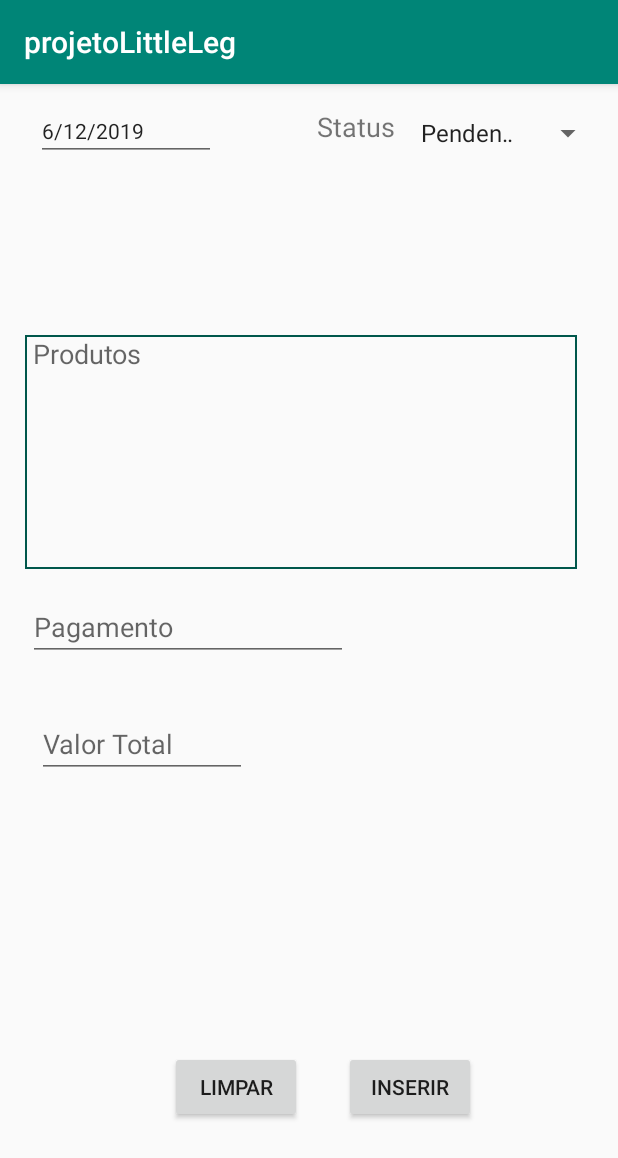
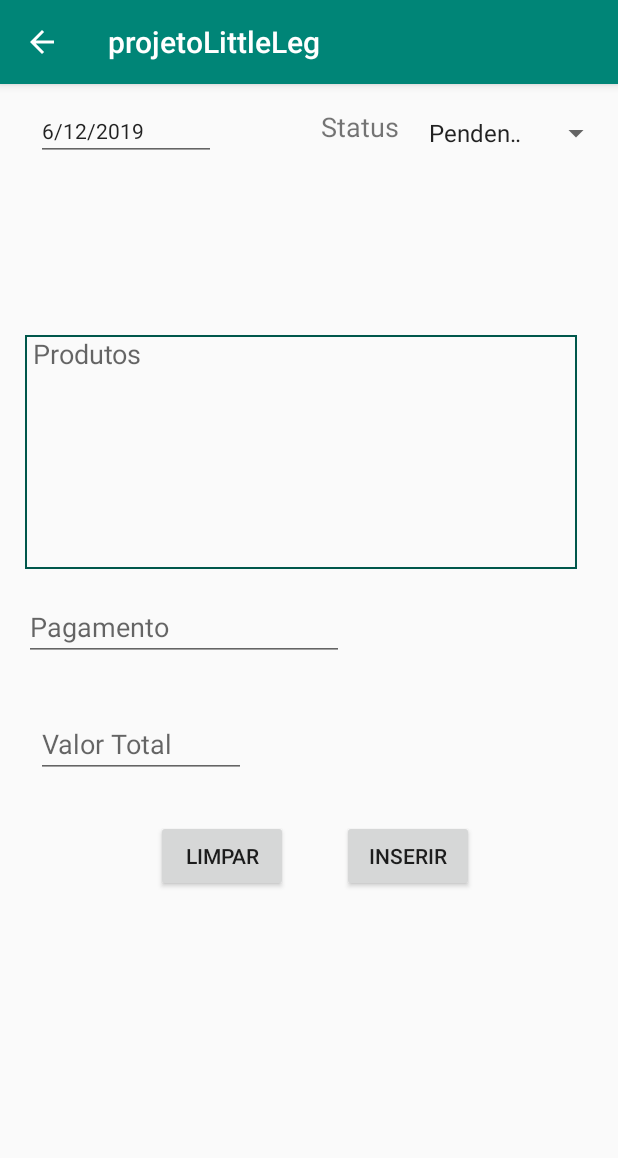
Before and after one commit to ErikNisiStein/LittleLeg, an Android app: the screen it shows after launch (CadastraProdutos), after a tap on "Adicionar", on a phone screen of 412 x 824 dp. Shown: the top 1158 px of the screen. Run offline under Robolectric (Android 15) with nearby library versions, the phone set to English and light mode, and no system bars.

Commit message:
Correções e etapa final

```diff
--- a/app/src/main/java/com/example/projetolittleleg/Adaptador.java
+++ b/app/src/main/java/com/example/projetolittleleg/Adaptador.java
@@ -7,6 +7,7 @@ import android.view.View;
 import android.view.ViewGroup;
 import android.widget.ArrayAdapter;
 import android.widget.CheckBox;
+import android.widget.CompoundButton;
 import android.widget.TextView;
 
 import androidx.annotation.NonNull;
@@ -20,16 +21,21 @@ public class Adaptador extends ArrayAdapter<DAO>
 {
     Context ctx;
     ArrayList<Produto> produtos;
+    MainActivity activity;
+    Arquivados arq;
 
-    public Adaptador (Context ctx, ArrayList<Produto> produtos)
+    public Adaptador (Context ctx, ArrayList<Produto> produtos, MainActivity activity, Arquivados arq)
     {
         super(ctx, R.layout.modelo);
+        this.ctx = ctx;
+        this.activity = activity;
         this.produtos = produtos;
+        this.arq = arq;
     }
 
     @Override
     public int getCount() {
-        return super.getCount();
+        return this.produtos.size();
     }
 
     @NonNull
@@ -53,6 +59,19 @@ public class Adaptador extends ArrayAdapter<DAO>
         status.setText(produto.STATUS);
         CheckBox controle = view.findViewById(R.id.controle);
 
+            controle.setOnCheckedChangeListener(new CompoundButton.OnCheckedChangeListener() {
+                @Override
+                public void onCheckedChanged(CompoundButton buttonView, boolean isChecked) {
+                    if (isChecked) {
+                        if(activity != null) activity.addItemToSelection(produto);
+                        if(arq != null) arq.selecionParaRemocao(produto);
+                    } else {
+                        if(activity != null) activity.removeItemToSelection(produto);
+                        if(arq != null) arq.removerSelecao(produto);
+                    }
+                }
+            });
+
         return view;
     }
 }
--- a/app/src/main/java/com/example/projetolittleleg/DAO.java
+++ b/app/src/main/java/com/example/projetolittleleg/DAO.java
@@ -44,6 +44,7 @@ public class DAO {
     public void removerProduto(Produto prod){
         SQLiteDatabase db = this.bd.getWritableDatabase();
         db.delete(BD.TABELA, BD.ID + " = " + prod.ID, null);
+        db.close();
     }
 
     public void alterarProduto(Produto prod){ContentValues values = new ContentValues();
@@ -63,7 +64,7 @@ public class DAO {
     public ArrayList<Produto> obterListaProdutos(String arq_ou_nao){
         ArrayList<Produto> produtos = new ArrayList<>();
         SQLiteDatabase db = this.bd.getReadableDatabase();
-        Cursor cursor = db.query(BD.TABELA, this.columns, BD.STATUS + " = " + arq_ou_nao, null, null, null, null);
+        Cursor cursor = db.query(BD.TABELA, this.columns, BD.STATUS + " = '" + arq_ou_nao + "'", null, null, null, null);
 
         if(cursor != null && cursor.getCount()>0){
             cursor.moveToFirst();
@@ -74,6 +75,7 @@ public class DAO {
             } while(cursor.moveToNext());
             cursor.close();
         }
+        db.close();
         return produtos;
     }
 }
--- a/app/src/main/java/com/example/projetolittleleg/MainActivity.java
+++ b/app/src/main/java/com/example/projetolittleleg/MainActivity.java
@@ -21,10 +21,13 @@ public class MainActivity extends AppCompatActivity
     Adaptador adap;
     ListView listaProdutos;
     ArrayList<Produto> dadosBanco;
+    ArrayList<Produto> selecionados;
+    Menu menu;
 
     @Override
     public boolean onCreateOptionsMenu(Menu menu)
     {
+        this.menu = menu;
         getMenuInflater().inflate(R.menu.menu,menu);
         return super.onCreateOptionsMenu(menu);
     }
@@ -46,11 +49,13 @@ public class MainActivity extends AppCompatActivity
 
         dao = new DAO(getApplicationContext());
 
-        //dadosBanco = dao.obterListaProdutos(Produto.STATUS_ATIVO);
-        adap = new Adaptador(this, dadosBanco);
+        dadosBanco = dao.obterListaProdutos(Produto.STATUS_ATIVO);
+        adap = new Adaptador(this, dadosBanco, this, null);
 
         listaProdutos = findViewById(R.id.listViewMain);
         listaProdutos.setAdapter(adap);
+
+        selecionados = new ArrayList<>();
     }
 
     @Override
@@ -66,11 +71,35 @@ public class MainActivity extends AppCompatActivity
             Intent intent = new Intent(this, Arquivados.class);
             startActivity(intent);
         }
-        if (item.getItemId()==R.id.arquivar)
+        else if (item.getItemId()==R.id.arquivar)
         {
-            Intent intent = new Intent();
-            startActivity(intent);
+            for(Produto prod : selecionados){
+                prod.STATUS = Produto.STATUS_ARQUIVADO;
+                dao.alterarProduto(prod);
+                dadosBanco.remove(prod);
+            }
+            selecionados.clear();
+            showHideMenuOnSelection();
+            adap.notifyDataSetChanged();
         }
         return super.onOptionsItemSelected(item);
     }
+
+    public void addItemToSelection(Produto produto){
+        selecionados.add(produto);
+        showHideMenuOnSelection();
+    }
+
+    public void removeItemToSelection(Produto produto){
+        selecionados.remove(produto);
+        showHideMenuOnSelection();
+    }
+
+    public void showHideMenuOnSelection(){
+        if(selecionados.size() > 0){
+            menu.getItem(1).setVisible(true);
+        }else{
+            menu.getItem(1).setVisible(false);
+        }
+    }
 }
--- /dev/null
+++ b/app/src/main/res/drawable/ic_delete_forever_black_24dp.xml
@@ -0,0 +1,5 @@
+<vector android:height="24dp" android:tint="#CCCCCC"
+    android:viewportHeight="24.0" android:viewportWidth="24.0"
+    android:width="24dp" xmlns:android="http://schemas.android.com/apk/res/android">
+    <path android:fillColor="#FF000000" android:pathData="M6,19c0,1.1 0.9,2 2,2h8c1.1,0 2,-0.9 2,-2L18,7L6,7v12zM8.46,11.88l1.41,-1.41L12,12.59l2.12,-2.12 1.41,1.41L13.41,14l2.12,2.12 -1.41,1.41L12,15.41l-2.12,2.12 -1.41,-1.41L10.59,14l-2.13,-2.12zM15.5,4l-1,-1h-5l-1,1L5,4v2h14L19,4z"/>
+</vector>
--- a/app/src/main/res/layout/activity_cadastra_produtos.xml
+++ b/app/src/main/res/layout/activity_cadastra_produtos.xml
@@ -1,7 +1,15 @@
 <?xml version="1.0" encoding="utf-8"?>
-<androidx.constraintlayout.widget.ConstraintLayout xmlns:android="http://schemas.android.com/apk/res/android"
+
+<ScrollView xmlns:android="http://schemas.android.com/apk/res/android"
     xmlns:app="http://schemas.android.com/apk/res-auto"
     xmlns:tools="http://schemas.android.com/tools"
+    android:layout_width="match_parent"
+    android:layout_height="match_parent"
+    tools:layout_editor_absoluteX="0dp"
+    tools:layout_editor_absoluteY="0dp">
+
+
+<androidx.constraintlayout.widget.ConstraintLayout
     android:layout_width="match_parent"
         android:layout_height="match_parent"
         tools:context=".CadastraProdutos">
@@ -65,20 +73,21 @@
             android:id="@+id/btn_inserir"
             android:layout_width="wrap_content"
             android:layout_height="wrap_content"
-        android:layout_marginStart="28dp"
-        android:layout_marginBottom="75dp"
+            android:layout_marginStart="36dp"
+            android:layout_marginTop="28dp"
             android:text="Inserir"
-        app:layout_constraintBottom_toBottomOf="parent"
-        app:layout_constraintStart_toEndOf="@+id/btn_limpar" />
+            app:layout_constraintStart_toEndOf="@+id/btn_limpar"
+            app:layout_constraintTop_toBottomOf="@+id/edt_valor" />
 
     <Button
         android:id="@+id/btn_limpar"
         android:layout_width="wrap_content"
         android:layout_height="wrap_content"
-        android:layout_marginStart="113dp"
+        android:layout_marginStart="104dp"
+        android:layout_marginTop="28dp"
         android:text="Limpar"
-        app:layout_constraintBaseline_toBaselineOf="@+id/btn_inserir"
-        app:layout_constraintStart_toStartOf="parent" />
+        app:layout_constraintStart_toStartOf="parent"
+        app:layout_constraintTop_toBottomOf="@+id/edt_valor" />
 
     <EditText
             android:id="@+id/edt_valor"
@@ -86,48 +95,44 @@
             android:layout_height="42dp"
             android:layout_marginStart="24dp"
             android:layout_marginTop="36dp"
-        android:layout_marginEnd="247dp"
             android:ems="10"
             android:hint="Valor Total"
             android:inputType="textPersonName"
-        app:layout_constraintEnd_toEndOf="parent"
             app:layout_constraintStart_toStartOf="parent"
             app:layout_constraintTop_toBottomOf="@+id/edt_DatPag" />
+
 
         <EditText
             android:id="@+id/edt_DatPag"
             android:layout_width="wrap_content"
             android:layout_height="wrap_content"
-        android:layout_marginEnd="180dp"
-        android:layout_marginBottom="36dp"
+            android:layout_marginStart="16dp"
+            android:layout_marginBottom="28dp"
             android:ems="10"
             android:hint="Pagamento"
             android:inputType="textPersonName"
             app:layout_constraintBottom_toTopOf="@+id/edt_valor"
-        app:layout_constraintEnd_toEndOf="parent"
-        />
-
+            app:layout_constraintStart_toStartOf="parent" />
 
         <Spinner
             android:id="@+id/sp_status"
             android:layout_width="134dp"
             android:layout_height="33dp"
-        android:layout_marginStart="11dp"
             android:layout_marginTop="16dp"
-        android:layout_marginEnd="16dp"
+            android:layout_marginEnd="4dp"
             app:layout_constraintEnd_toEndOf="parent"
-        app:layout_constraintStart_toEndOf="@+id/textView"
             app:layout_constraintTop_toTopOf="parent" />
 
         <TextView
             android:id="@+id/textView"
             android:layout_width="63dp"
+            android:layout_height="33dp"
+            android:layout_marginTop="16dp"
+            android:layout_marginEnd="8dp"
+            android:text="Status"
             android:textAlignment="textEnd"
-        android:layout_height="33dp"
-        android:layout_marginStart="56dp"
-        android:layout_marginTop="16dp"
-        android:text="Status"
             android:textSize="18sp"
-        app:layout_constraintStart_toEndOf="@+id/edt_DatComp"
+            app:layout_constraintEnd_toStartOf="@+id/sp_status"
             app:layout_constraintTop_toTopOf="parent" />
     </androidx.constraintlayout.widget.ConstraintLayout>
+</ScrollView>
```
Also changed, not shown: app/src/main/java/com/example/projetolittleleg/Arquivados.java (+50 -3 lines), app/src/main/java/com/example/projetolittleleg/CadastraProdutos.java (+48 -2 lines), app/src/main/res/menu/menu_arquivar.xml (added, +10 -0 lines). Lines whose indentation alone changed are shown as unchanged.
